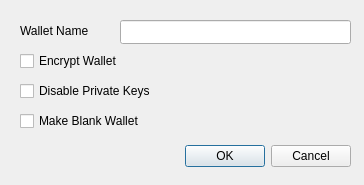
Before: the Qt Designer form src/qt/forms/createwalletdialog.ui in nunchuk-io/bitcoin, drawn with Qt 5.
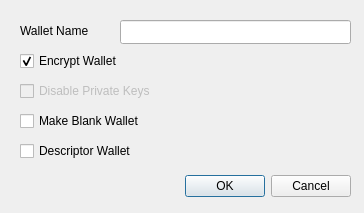
After: the same form once the commit is applied.

Commit message: Be able to create new wallets with DescriptorScriptPubKeyMans as backing

Diff of the .ui file:
```diff
--- a/src/qt/forms/createwalletdialog.ui
+++ b/src/qt/forms/createwalletdialog.ui
@@ -7,7 +7,7 @@
     <x>0</x>
     <y>0</y>
     <width>364</width>
-    <height>185</height>
+    <height>213</height>
    </rect>
   </property>
   <property name="windowTitle">
@@ -17,7 +17,7 @@
    <property name="geometry">
     <rect>
      <x>10</x>
-     <y>140</y>
+     <y>170</y>
      <width>341</width>
      <height>32</height>
     </rect>
@@ -68,12 +68,12 @@
     <string>Encrypt Wallet</string>
    </property>
    <property name="checked">
-    <bool>false</bool>
+    <bool>true</bool>
    </property>
   </widget>
   <widget class="QCheckBox" name="disable_privkeys_checkbox">
    <property name="enabled">
-    <bool>true</bool>
+    <bool>false</bool>
    </property>
    <property name="geometry">
     <rect>
@@ -106,6 +106,22 @@
     <string>Make Blank Wallet</string>
    </property>
   </widget>
+  <widget class="QCheckBox" name="descriptor_checkbox">
+   <property name="geometry">
+    <rect>
+     <x>20</x>
+     <y>140</y>
+     <width>171</width>
+     <height>22</height>
+    </rect>
+   </property>
+   <property name="toolTip">
+    <string>Use descriptors for scriptPubKey management</string>
+   </property>
+   <property name="text">
+    <string>Descriptor Wallet</string>
+   </property>
+  </widget>
  </widget>
  <tabstops>
   <tabstop>wallet_name_line_edit</tabstop>
```
The commit also changes 8 other files.
